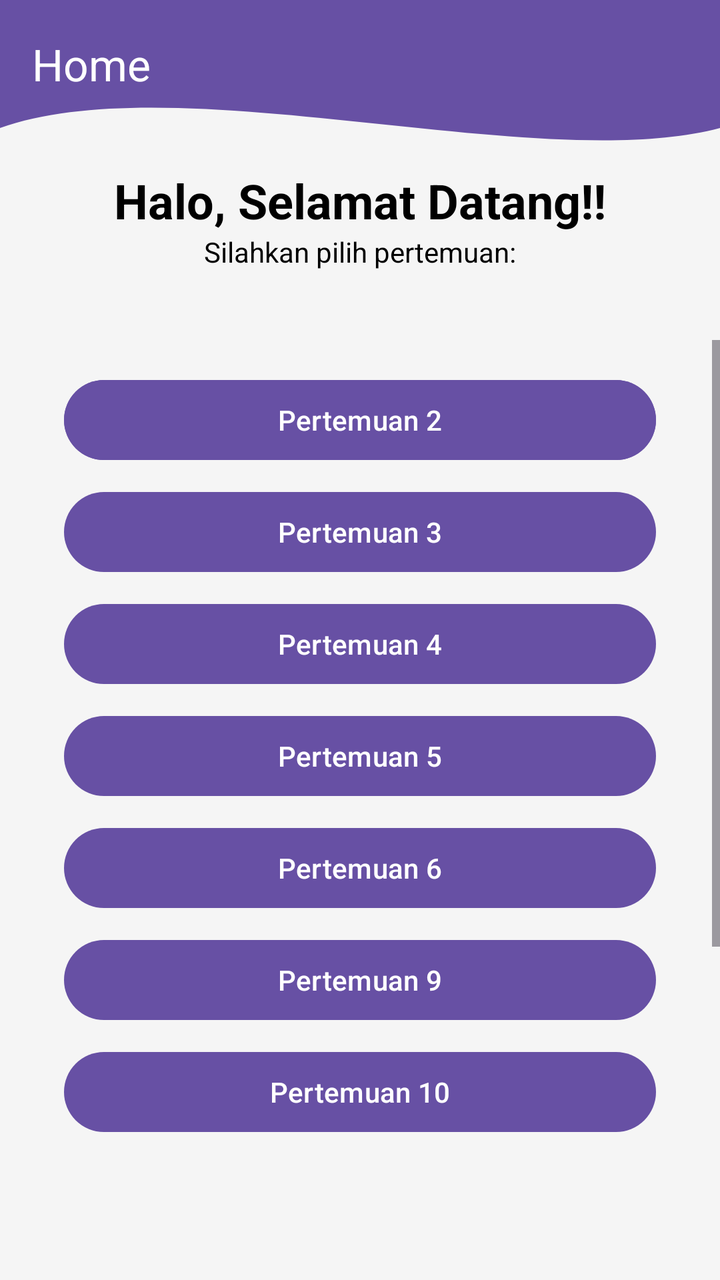
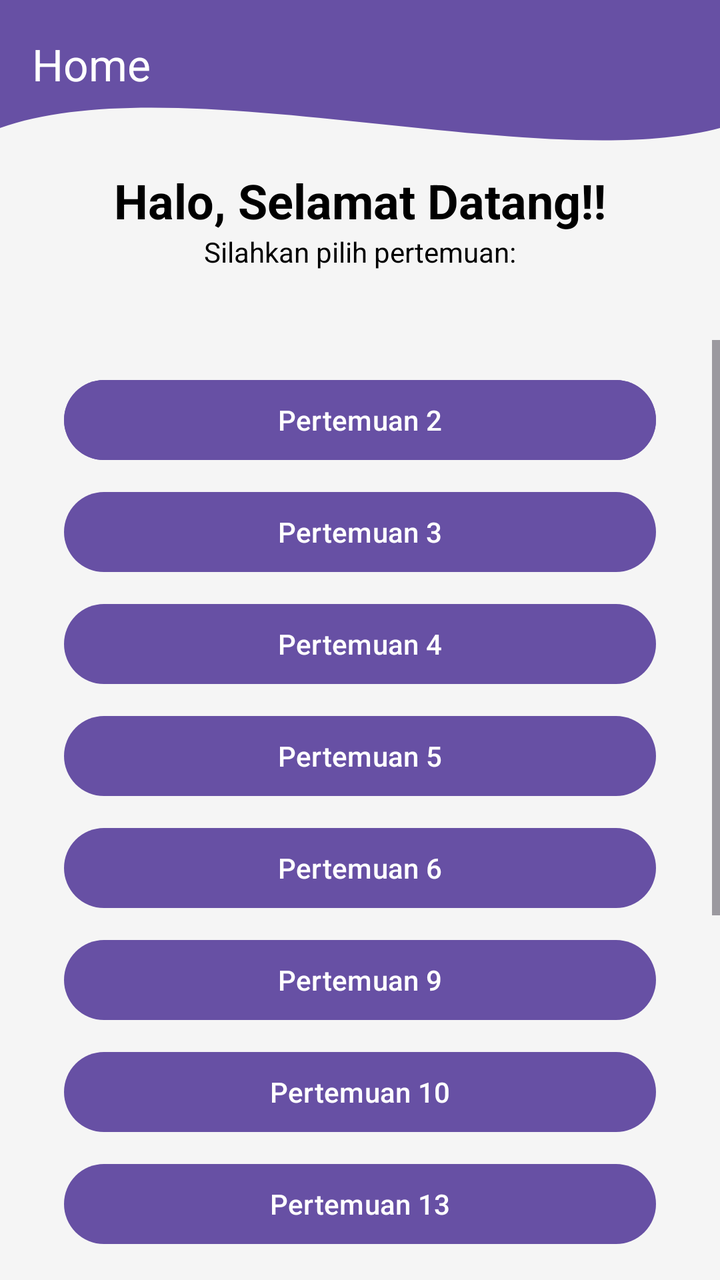

Compare the two renders of this Android layout. The source of the first and the diff that turns it into the second are given below.
<!-- AndroidManifest.xml: application theme Theme.Alyahapps -->
<!-- res/layout/fragment_home.xml -->
<?xml version="1.0" encoding="utf-8"?>
<androidx.constraintlayout.widget.ConstraintLayout
    xmlns:android="http://schemas.android.com/apk/res/android"
    xmlns:app="http://schemas.android.com/apk/res-auto"
    xmlns:tools="http://schemas.android.com/tools"
    android:layout_width="match_parent"
    android:layout_height="match_parent"
    android:background="#F5F5F5"
    tools:context=".Home.HomeFragment">

    
    
    <View
        android:id="@+id/background_header"
        android:layout_width="0dp"
        android:layout_height="160dp"
        android:background="@drawable/bg_header_wave"
        app:layout_constraintEnd_toEndOf="parent"
        app:layout_constraintStart_toStartOf="parent"
        app:layout_constraintTop_toTopOf="parent" />

    
    
    <androidx.appcompat.widget.Toolbar
        android:id="@+id/toolbar"
        android:layout_width="match_parent"
        android:layout_height="?attr/actionBarSize"
        android:background="@android:color/transparent"
        app:title="Home"
        app:titleTextColor="@android:color/white"
        app:layout_constraintTop_toTopOf="parent"
        app:layout_constraintStart_toStartOf="parent"
        app:layout_constraintEnd_toEndOf="parent" />

    
    <TextView
        android:id="@+id/textView3"
        android:layout_width="wrap_content"
        android:layout_height="wrap_content"
        android:layout_marginTop="20dp"
        android:text="Halo, Selamat Datang!!"
        android:textColor="@android:color/black"
        android:textSize="24sp"
        android:textStyle="bold"
        app:layout_constraintEnd_toEndOf="parent"
        app:layout_constraintStart_toStartOf="parent"
        app:layout_constraintTop_toBottomOf="@+id/toolbar" />

    <TextView
        android:id="@+id/textSub"
        android:layout_width="wrap_content"
        android:layout_height="wrap_content"
        android:text="Silahkan pilih pertemuan:"
        android:textColor="@android:color/black"
        app:layout_constraintTop_toBottomOf="@id/textView3"
        app:layout_constraintStart_toStartOf="parent"
        app:layout_constraintEnd_toEndOf="parent"/>

    
    <ScrollView
        android:layout_width="match_parent"
        android:layout_height="0dp"
        android:layout_marginTop="10dp"
        android:clipToPadding="false"
        app:layout_constraintBottom_toBottomOf="parent"
        app:layout_constraintTop_toBottomOf="@+id/background_header">

        <LinearLayout
            android:layout_width="match_parent"
            android:layout_height="wrap_content"
            android:orientation="vertical"
            android:padding="16dp">

            <Button
                android:id="@+id/btnToSecond"
                android:layout_width="match_parent"
                android:layout_height="wrap_content"
                android:layout_marginHorizontal="16dp"
                android:text="Pertemuan 2"
                android:backgroundTint="?attr/colorPrimary"/>

            <Button
                android:id="@+id/btnToThird"
                android:layout_width="match_parent"
                android:layout_height="wrap_content"
                android:layout_marginHorizontal="16dp"
                android:layout_marginTop="8dp"
                android:text="Pertemuan 3" />

            <Button
                android:id="@+id/btnToFourth"
                android:layout_width="match_parent"
                android:layout_height="wrap_content"
                android:layout_marginHorizontal="16dp"
                android:layout_marginTop="8dp"
                android:text="Pertemuan 4" />

            <Button
                android:id="@+id/btnToFifth"
                android:layout_width="match_parent"
                android:layout_height="wrap_content"
                android:layout_marginHorizontal="16dp"
                android:layout_marginTop="8dp"
                android:text="Pertemuan 5" />

            <Button
                android:id="@+id/btnToSixth"
                android:layout_width="match_parent"
                android:layout_height="wrap_content"
                android:layout_marginHorizontal="16dp"
                android:layout_marginTop="8dp"
                android:text="Pertemuan 6" />

            <Button
                android:id="@+id/btnToNine"
                android:layout_width="match_parent"
                android:layout_height="wrap_content"
                android:layout_marginHorizontal="16dp"
                android:layout_marginTop="8dp"
                android:text="Pertemuan 9" />

            <Button
                android:id="@+id/btnToTenth"
                android:layout_width="match_parent"
                android:layout_height="wrap_content"
                android:layout_marginHorizontal="16dp"
                android:layout_marginTop="8dp"
                android:text="Pertemuan 10" />

            <TextView
                android:id="@+id/tvCatFact"
                android:layout_width="match_parent"
                android:layout_height="wrap_content"
                android:layout_marginTop="100dp"
                android:gravity="center"
                android:text="Loading cat fact..."
                android:textAlignment="center"
                android:textSize="18sp" />


            <Button
                android:id="@+id/btnRefresh"
                android:layout_width="wrap_content"
                android:layout_height="wrap_content"
                android:layout_marginTop="12dp"
                android:text="Refresh"
                android:layout_gravity="center"
                app:layout_constraintTop_toBottomOf="@+id/tvCatFact" />


            <androidx.recyclerview.widget.RecyclerView
                android:id="@+id/rvGallery"
                android:layout_width="match_parent"
                android:layout_height="0dp"
                android:layout_marginTop="16dp"
                android:padding="8dp"
                app:layout_constraintTop_toBottomOf="@+id/btnRefresh"/>


            <Button
                android:id="@+id/btnLogout"
                style="@style/Widget.MaterialComponents.Button.OutlinedButton"
                android:layout_width="wrap_content"
                android:layout_height="wrap_content"
                android:layout_gravity="center"
                android:layout_marginTop="32dp"
                android:layout_marginBottom="32dp"
                android:text="Logout"
                android:textColor="#FF0000"
                app:strokeColor="#FF0000"/>

        </LinearLayout>
    </ScrollView>

</androidx.constraintlayout.widget.ConstraintLayout>
<!-- resources referenced by this layout -->
<resources>
  <!-- drawable bg_header_wave (drawable) -->
  <?xml version="1.0" encoding="utf-8"?>
  <vector xmlns:android="http://schemas.android.com/apk/res/android"
      android:width="100dp"
      android:height="100dp"
      android:viewportWidth="100"
      android:viewportHeight="100">
  
      <path
          android:fillColor="?attr/colorPrimary"
          android:pathData="
              M0,0
              L100,0
              L100,40
              C 75,55
                25,20
                0,40
              Z" />
  </vector>
  <style name="Theme.Alyahapps" parent="Base.Theme.Alyahapps" />
  <style name="Base.Theme.Alyahapps" parent="Theme.Material3.DayNight.NoActionBar">
          
          
      </style>
</resources>

<!-- the commit's change to res/layout/fragment_home.xml (unified diff, before → after) -->
@@ -127,6 +127,14 @@
                 android:layout_marginTop="8dp"
                 android:text="Pertemuan 10" />
 
+            <Button
+                android:id="@+id/btnP13"
+                android:layout_width="match_parent"
+                android:layout_height="wrap_content"
+                android:layout_marginHorizontal="16dp"
+                android:layout_marginTop="8dp"
+                android:text="Pertemuan 13" />
+
             <TextView
                 android:id="@+id/tvCatFact"
                 android:layout_width="match_parent"
@@ -148,13 +156,6 @@
                 app:layout_constraintTop_toBottomOf="@+id/tvCatFact" />
 
 
-            <androidx.recyclerview.widget.RecyclerView
-                android:id="@+id/rvGallery"
-                android:layout_width="match_parent"
-                android:layout_height="0dp"
-                android:layout_marginTop="16dp"
-                android:padding="8dp"
-                app:layout_constraintTop_toBottomOf="@+id/btnRefresh"/>
 
 
             <Button
